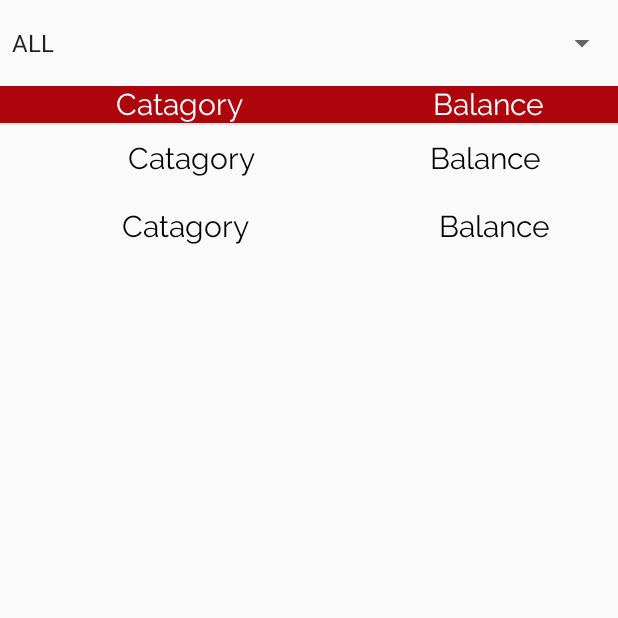
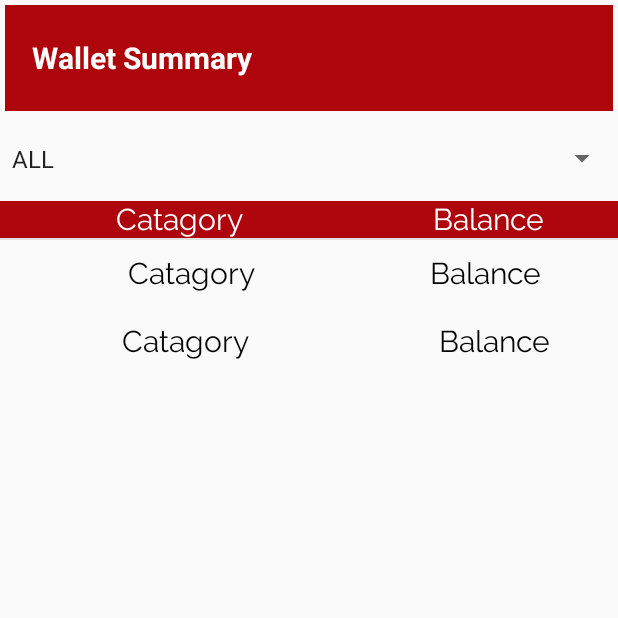
Before and after one commit to mhd-zulqarnain/Binarymlm, an Android app: the fragment EWalletSummaryFragment shown on its own in the app's theme, on a phone screen of 412 x 824 dp, the top half of it. Run offline under Robolectric (Android 15) with nearby library versions, the light colour scheme and no system bars.

```diff
--- a/app/src/main/java/com/redcodetechnologies/mlm/DrawerActivity.kt
+++ b/app/src/main/java/com/redcodetechnologies/mlm/DrawerActivity.kt
@@ -34,7 +34,7 @@ class DrawerActivity : AppCompatActivity(), NavigationView.OnNavigationItemSelec
         nav_view = findViewById(R.id.nav_view) as NavigationView
         nav_view!!.setNavigationItemSelectedListener(this)
         enableExpandableList();
-        getSupportActionBar()!!.setTitle("Dashboard")
+
         supportFragmentManager.beginTransaction().add(R.id.main_layout, DashBoardFragment()).commit()
 
     }
--- a/app/src/main/java/com/redcodetechnologies/mlm/ui/GetHelp.kt
+++ b/app/src/main/java/com/redcodetechnologies/mlm/ui/GetHelp.kt
@@ -34,7 +34,9 @@ class GetHelp : Fragment() {
         initView(view)
         return view
     }
+
     private fun initView(view: View?) {
+        activity!!.actionBar?.setTitle("Get Help")
         message = view?.findViewById(R.id.ed_message)
         peroritySpini = view?.findViewById(R.id.perority)
         description = view?.findViewById(R.id.ed_description)
@@ -46,7 +48,7 @@ class GetHelp : Fragment() {
                 ed_message?.error = Html.fromHtml("<font color='#E0796C'>Message could not be empty</font>")
                 ed_message?.requestFocus()
             }
-            if (description?.text.toString().trim(' ').length < 1) {
+            if (ed_description?.text.toString().trim(' ').length < 1) {
                 ed_description?.error = Html.fromHtml("<font color='#E0796C'>Description could not be empty</font>")
                 ed_description?.requestFocus()
             }
@@ -54,6 +56,7 @@ class GetHelp : Fragment() {
                 val intent = Intent(Intent.ACTION_GET_CONTENT)
                 intent.type = "image/*"
                 startActivityForResult(intent, REQUSET_GALLERY_CODE)
+
             }
 
         }
--- /dev/null
+++ b/app/src/main/res/drawable/down_icon.xml
@@ -0,0 +1,5 @@
+<vector android:height="24dp" android:tint="#BA1A1A"
+    android:viewportHeight="24.0" android:viewportWidth="24.0"
+    android:width="24dp" xmlns:android="http://schemas.android.com/apk/res/android">
+    <path android:fillColor="#FF000000" android:pathData="M12,2C6.48,2 2,6.48 2,12s4.48,10 10,10 10,-4.48 10,-10S17.52,2 12,2zM12,14l-4,-4h8l-4,4z"/>
+</vector>
--- /dev/null
+++ b/app/src/main/res/drawable/ic_drop_down_arrow.xml
@@ -0,0 +1,4 @@
+<vector android:height="10dp" android:viewportHeight="127"
+    android:viewportWidth="255" android:width="10dp" xmlns:android="http://schemas.android.com/apk/res/android">
+    <path android:fillColor="#000" android:name="Forma 1" android:pathData="m0 0 127.5 127.99 127.5 -127.99h-255z"/>
+</vector>
--- a/app/src/main/res/layout/fragment_ewalletsummary.xml
+++ b/app/src/main/res/layout/fragment_ewalletsummary.xml
@@ -4,6 +4,25 @@
     android:layout_height="match_parent"
     android:orientation="vertical"
     android:weightSum="5">
+    <LinearLayout
+        android:layout_margin="3dp"
+        android:layout_height="0dp"
+        android:layout_width="match_parent"
+        android:layout_weight="0.5"
+        android:orientation="horizontal"
+        android:background="@color/colorRed">
+        <TextView
+            android:layout_gravity="center"
+            android:layout_weight="0.2"
+            android:paddingLeft="18dip"
+            android:layout_width="wrap_content"
+            android:layout_height="wrap_content"
+            android:text="Wallet Summary"
+            android:textColor="#fff"
+            android:textSize="20dp"
+
+            android:textStyle="bold"/>
+    </LinearLayout>
     <LinearLayout
         android:orientation="vertical"
         android:weightSum="1"
--- a/app/src/main/res/layout/fragment_get_help.xml
+++ b/app/src/main/res/layout/fragment_get_help.xml
@@ -77,7 +77,7 @@
                 android:entries="@array/spinner_perority"
                 android:fontFamily="@font/ralewayregular"
                 android:textSize="20sp"
-                android:background="#efd8d8"/>
+                android:background="#efd8d8" />
             <TextView
                 android:id="@+id/description"
                 android:layout_width="match_parent"
```
Also changed, not shown: app/src/main/res/drawable-v24/spnnerview.xml (added, +25 -0 lines), 1 other file.
